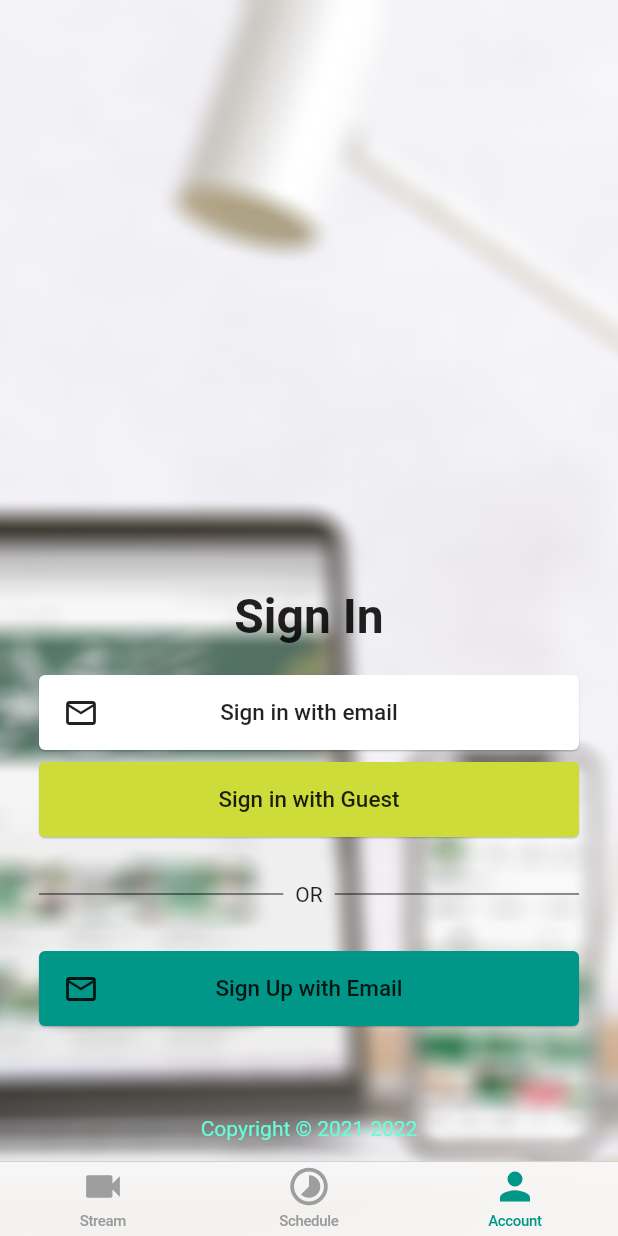
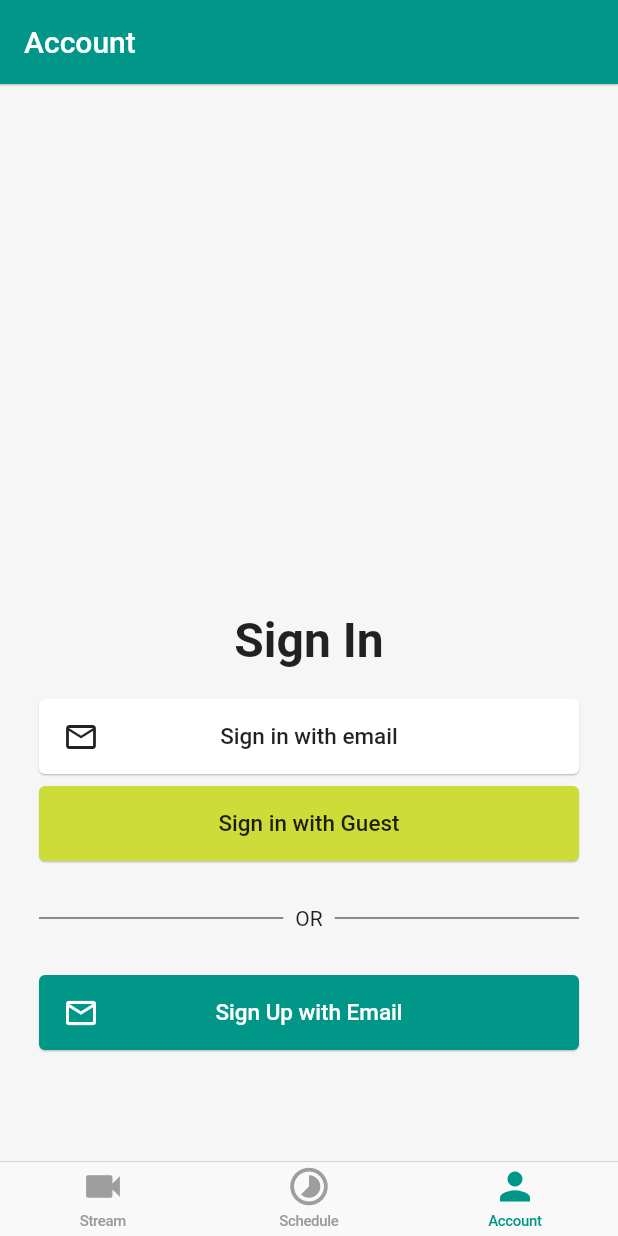
Before and after one commit to soutruoshim/quran-khmer-online, a Flutter app: the screen it shows after launch, item 3 of the bottom bar chosen, on a phone screen of 412 x 824 dp. Run offline on Flutter 3.47's test engine with Material 2 defaults, Android fonts, the phone set to English and light mode, and no system bars; our stand-ins replace cached_network_image, cloud_firestore, firebase_auth, firebase_core, firebase_storage, flutter_keyboard_visibility and 3 more; missing offline and left inert: jitsi_meet; accounts and stored records are empty.

Commit message:
update login page

```diff
--- a/lib/app/sign_in/sign_in_page.dart
+++ b/lib/app/sign_in/sign_in_page.dart
@@ -72,6 +72,10 @@ class _SignInPageState extends State<SignInPage> {
   @override
   Widget build(BuildContext context) {
     return Scaffold(
+      appBar: AppBar(
+        title: Text("Account"),
+        elevation: 0.5,
+      ),
       body: _buildContent(context),
       backgroundColor: Colors.white70,
     );
@@ -81,16 +85,16 @@ class _SignInPageState extends State<SignInPage> {
     return Stack(
       alignment: Alignment.bottomCenter,
       children: [
-        Container(
-          decoration: new BoxDecoration(
-              image: new DecorationImage(
-                  fit: BoxFit.cover,
-                  image: AssetImage("images/background.png"),
-                  //image: new NetworkImage('https://i.pinimg.com/originals/ee/6f/a9/ee6fa90da8af4affa10737d312591035.jpg')
-           )
-          ),
-
-        ),
+        // Container(
+        //   decoration: new BoxDecoration(
+        //       image: new DecorationImage(
+        //           fit: BoxFit.cover,
+        //           image: AssetImage("images/background.png"),
+        //           //image: new NetworkImage('https://i.pinimg.com/originals/ee/6f/a9/ee6fa90da8af4affa10737d312591035.jpg')
+        //    )
+        //   ),
+        //
+        // ),
 
         Positioned(
           bottom: 48.0,
@@ -150,17 +154,17 @@ class _SignInPageState extends State<SignInPage> {
                     assetName: 'images/email.png',
                     text: "Sign Up with Email",
                     color: Colors.teal,
-                    textColor: Colors.black87,
+                    textColor: Colors.white,
                     onPressed:
                     _isLoading ? null : () => _signUpWithEmail(context),
                   ),
 
                   SizedBox(height: 60.0),
-                  Text(
-                    "Copyright © 2021-2022",
-                    textAlign: TextAlign.center,
-                    style: TextStyle(color: Colors.tealAccent),
-                  ),
+                  // Text(
+                  //   "Copyright © 2021-2022",
+                  //   textAlign: TextAlign.center,
+                  //   style: TextStyle(color: Colors.tealAccent),
+                  // ),
                 ],
               ),
             ),
--- a/lib/app/sign_in/social_sign_in_button.dart
+++ b/lib/app/sign_in/social_sign_in_button.dart
@@ -15,7 +15,7 @@ class SocialSignInButton extends CustomRaisedButton {
         mainAxisAlignment: MainAxisAlignment.spaceBetween,
         children: [
                 //Image.asset(assetName),
-                Icon(Icons.email_outlined),
+                Icon(Icons.email_outlined, color: textColor,),
                 Text(
                  text,
                   style: TextStyle(fontSize: 15.0, color: textColor),
```
